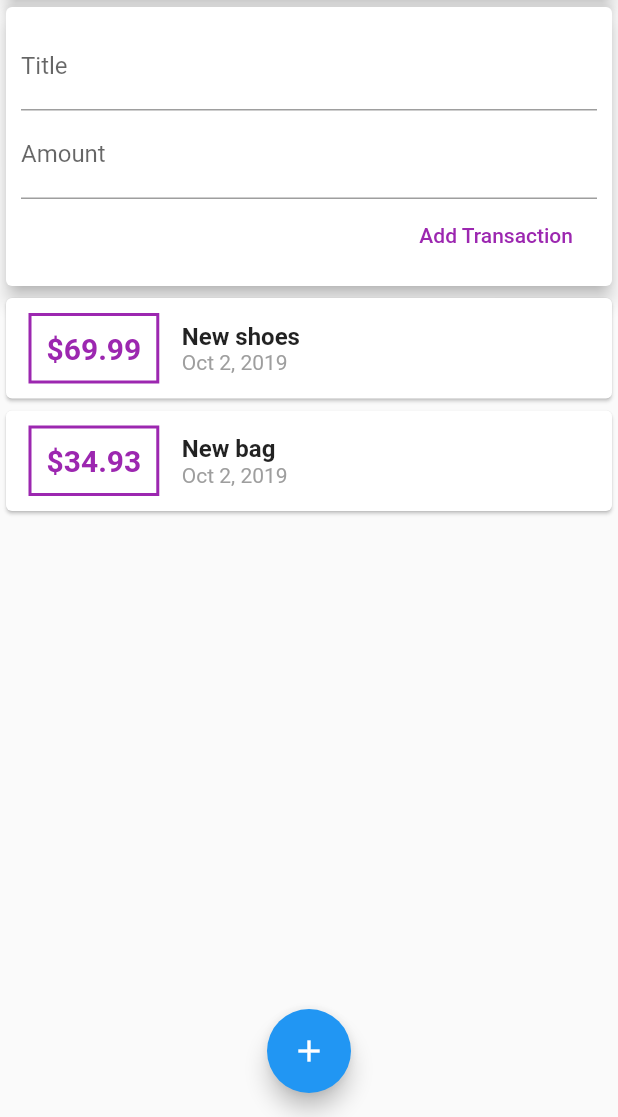
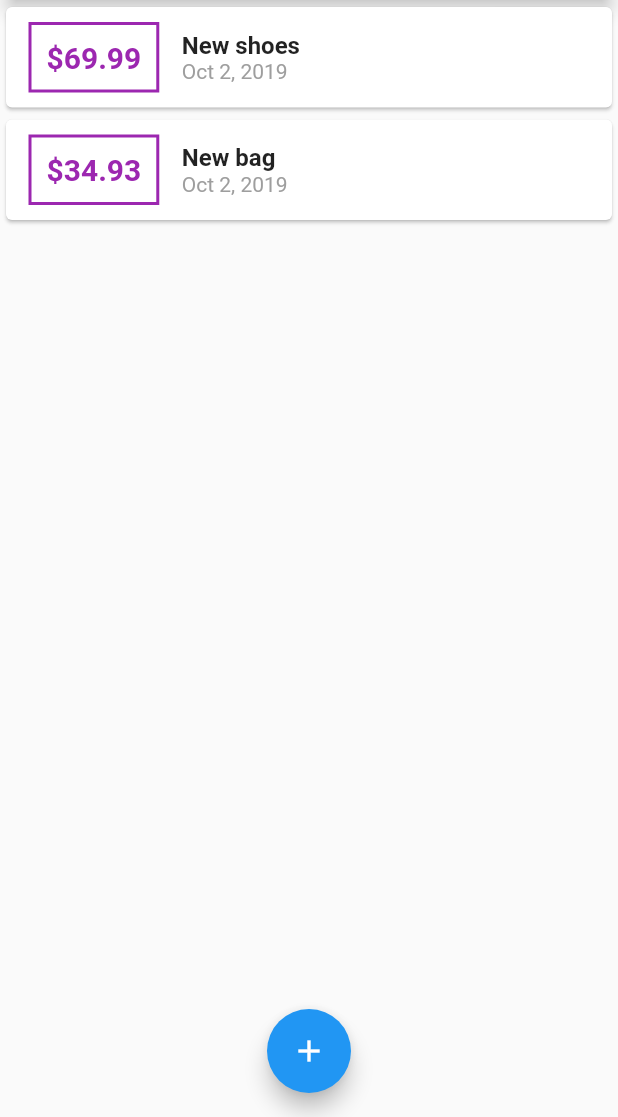
Before and after one commit to moguaiyuki/money_book, a Flutter app: the screen it shows after launch, on a phone screen of 412 x 824 dp, the part 119-1236 px from its top. Run offline on Flutter 3.47's test engine with Material 2 defaults, Android fonts, the phone set to English and light mode, and no system bars.

Commit message:
move transaction input area to modal sheet

```diff
--- a/lib/main.dart
+++ b/lib/main.dart
@@ -1,6 +1,7 @@
 import 'package:flutter/material.dart';
-import 'package:money_book/widgets/user_transaction.dart';
-import './widgets/user_transaction.dart';
+import './widgets/new_transaction.dart';
+import './models/transaction.dart';
+import './widgets/transaction_list.dart';
 
 void main() => runApp(MyApp());
 
@@ -18,7 +19,53 @@
   }
 }
 
-class MyHomePage extends StatelessWidget {
+class MyHomePage extends StatefulWidget {
+  @override
+  _MyHomePageState createState() => _MyHomePageState();
+}
+
+class _MyHomePageState extends State<MyHomePage> {
+  final List<Transaction> _userTransactions = [
+    Transaction(
+      id: 't1',
+      title: 'New shoes',
+      amount: 69.99,
+      date: DateTime.now(),
+    ),
+    Transaction(
+      id: 't1',
+      title: 'New bag',
+      amount: 34.93,
+      date: DateTime.now(),
+    ),
+  ];
+
+  void _addNewTransaction(String title, double amount) {
+    final newTransaction = Transaction(
+      title: title,
+      amount: amount,
+      date: DateTime.now(),
+      id: DateTime.now().toString(),
+    );
+
+    setState(() {
+      _userTransactions.add(newTransaction);
+    });
+  }
+
+  void _startAddNewTransaction(BuildContext context) {
+    showModalBottomSheet(
+      context: context,
+      builder: (_) {
+        return GestureDetector(
+          child: NewTransaction(_addNewTransaction),
+          onTap: null,
+          behavior: HitTestBehavior.opaque,
+        );
+      },
+    );
+  }
+
   @override
   Widget build(BuildContext context) {
     return Scaffold(
@@ -27,7 +74,7 @@
         actions: <Widget>[
           IconButton(
             icon: Icon(Icons.add),
-            onPressed: () {},
+            onPressed: () => _startAddNewTransaction(context),
           )
         ],
       ),
@@ -44,14 +91,14 @@
                 elevation: 5,
               ),
             ),
-            UserTransaction(),
+            TransactionList(_userTransactions),
           ],
         ),
       ),
       floatingActionButtonLocation: FloatingActionButtonLocation.centerFloat,
       floatingActionButton: FloatingActionButton(
         child: Icon(Icons.add),
-        onPressed: () {},
+        onPressed: () => _startAddNewTransaction(context),
       ),
     );
   }
--- a/lib/widgets/user_transaction.dart
+++ /dev/null
@@ -1,47 +0,0 @@
-import 'package:flutter/material.dart';
-import './transaction_list.dart';
-import './new_transaction.dart';
-import '../models/transaction.dart';
-
-class UserTransaction extends StatefulWidget {
-  @override
-  _UserTransactionState createState() => _UserTransactionState();
-}
-
-class _UserTransactionState extends State<UserTransaction> {
-  final List<Transaction> _userTransactions = [
-    Transaction(
-      id: 't1',
-      title: 'New shoes',
-      amount: 69.99,
-      date: DateTime.now(),
-    ),
-    Transaction(
-      id: 't1',
-      title: 'New bag',
-      amount: 34.93,
-      date: DateTime.now(),
-    ),
-  ];
-
-  void _addNewTransaction(String title, double amount) {
-    final newTransaction = Transaction(
-      title: title,
-      amount: amount,
-      date: DateTime.now(),
-      id: DateTime.now().toString(),
-    );
-
-    setState(() {
-      _userTransactions.add(newTransaction);
-    });
-  }
-
-  @override
-  Widget build(BuildContext context) {
-    return Column(children: [
-      NewTransaction(_addNewTransaction),
-      TransactionList(_userTransactions),
-    ]);
-  }
-}
```
